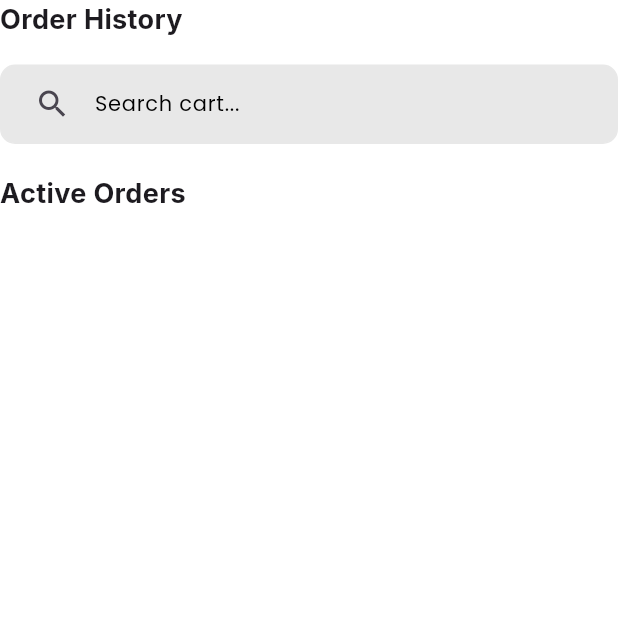
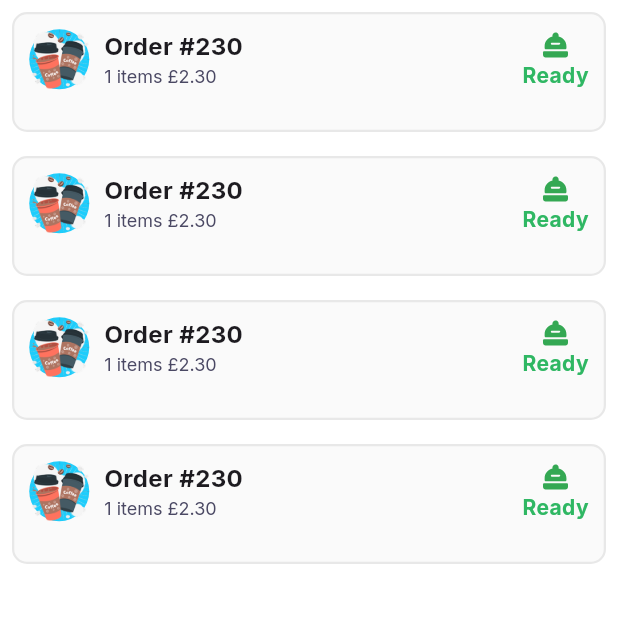
Before and after one commit to Bisecto/Refreshing, a Flutter app: the RunningOrders screen opened directly, on a phone screen of 412 x 824 dp, the top half of it. Run offline on Flutter 3.47's test engine with Material 3 defaults, Android fonts, the phone set to English and light mode, and no system bars; our stand-ins replace adaptive_theme, device_info_plus, flutter_bloc, flutter_svg, google_fonts, lottie and 3 more; missing offline and left inert: cross_connectivity, encrypt.

Commit message:
added coffe icon new

```diff
--- a/lib/res/app_icons.dart
+++ b/lib/res/app_icons.dart
@@ -13,5 +13,6 @@ class AppIcons {
   static const menu = '${_iconBaseUrl}menu.svg';
   static const order = '${_iconBaseUrl}order.svg';
   static const reels = '${_iconBaseUrl}reels.svg';
+  static const bell = '${_iconBaseUrl}bell.svg';
 
 }
--- a/lib/view/app_screens/cart_app_bar/tab_controller_pages/available_order.dart
+++ b/lib/view/app_screens/cart_app_bar/tab_controller_pages/available_order.dart
@@ -161,7 +161,6 @@ class _AvailableOrderState extends State<AvailableOrder> {
                       backgroundColor: AppColors.appMainColor,
                       child: Image.asset(
                         AppImages.coffe,
-                        color: AppColors.white,
                       ),
                     ),
                     SizedBox(width: 10),
--- a/lib/view/app_screens/cart_app_bar/tab_controller_pages/running_orders.dart
+++ b/lib/view/app_screens/cart_app_bar/tab_controller_pages/running_orders.dart
@@ -27,34 +27,41 @@ class _RunningOrdersState extends State<RunningOrders> {
         //crossAxisAlignment: CrossAxisAlignment.start,
         physics: const NeverScrollableScrollPhysics(),
         children: [
-          Align(
-            alignment: Alignment.topLeft,
-            child: TextStyles.textHeadings(
-                textValue: 'Order History', textSize: 18),
-          ),
-          CustomTextFormField(
-            controller: searchController,
-            hint: 'Search cart...',
-            label: '',
-            backgroundColor: AppColors.grey,
-            widget: const Icon(Icons.search),
-          ),
+          // Align(
+          //   alignment: Alignment.topLeft,
+          //   child: TextStyles.textHeadings(
+          //       textValue: 'Order History', textSize: 18),
+          // ),
+          // CustomTextFormField(
+          //   controller: searchController,
+          //   hint: 'Search cart...',
+          //   label: '',
+          //   backgroundColor: AppColors.grey,
+          //   widget: const Icon(Icons.search),
+          // ),
+          //
+          // const SizedBox(
+          //   height: 20,
+          // ),
+          // Align(
+          //   alignment: Alignment.topLeft,
+          //   child: TextStyles.textHeadings(
+          //       textValue: 'Active Orders', textSize: 18),
+          // ),
 
-          const SizedBox(
-            height: 20,
-          ),
-          Align(
-            alignment: Alignment.topLeft,
-            child: TextStyles.textHeadings(
-                textValue: 'Active Orders', textSize: 18),
-          ),
+          runningOrderContainer("Order #230"),
+          runningOrderContainer("Order #230"),
+          runningOrderContainer("Order #230"),
+          runningOrderContainer("Order #230"),
         ],
       ),
     );
   }
   Widget runningOrderContainer(String orderNo) {
-    return Container(
-      height: 140,
+    return Padding(
+      padding: const EdgeInsets.all(8.0),
+      child: Container(
+        height: 80,
         decoration: BoxDecoration(
           color: AppColors.grey.withOpacity(0.2),
           border: Border.all(width: 1.5, color: AppColors.grey),
@@ -71,11 +78,11 @@ class _RunningOrdersState extends State<RunningOrders> {
                 children: [
                   Row(
                     children: [
+
                       CircleAvatar(
                         backgroundColor: AppColors.appMainColor,
                         child: Image.asset(
                           AppImages.coffe,
-                        color: AppColors.white,
                         ),
                       ),
                       SizedBox(width: 10),
@@ -91,17 +98,21 @@ class _RunningOrdersState extends State<RunningOrders> {
                       ),
                     ],
                   ),
-                Icon(Icons.remove_circle, color: AppColors.black),
+                  Column(
+                    children: [
+                      SvgPicture.asset(AppIcons.bell),
+                      TextStyles.textHeadings(
+                        textValue: "Ready",
+                        textSize: 14,
+                        textColor: AppColors.green
+                      ),
                     ],
                   ),
-            FormButton(
-              onPressed: () {},
-              text: "View details",
-              bgColor: AppColors.appMainColor,
-              height: 45,
-              borderRadius: 10,
+                ],
               ),
+
             ],
+          ),
         ),
       ),
     );
--- a/lib/view/app_screens/cart_screen.dart
+++ b/lib/view/app_screens/cart_screen.dart
@@ -34,7 +34,7 @@ class _CartScreenState extends State<CartScreen> {
                       backgroundColor: AppColors.lightPurple,
                       child: TextStyles.textHeadings(textValue: 'P'),
                     ),
-                    TextStyles.textHeadings(textValue: 'My Cart', textSize: 20),
+                    TextStyles.textHeadings(textValue: 'My Running Orders', textSize: 20),
                     SizedBox(),
                   ],
                 ),
```
Also changed, not shown: lib/view/app_screens/cart_app_bar/cart_tab_controller.dart (+17 -5 lines), assets/png_images/Coffe.png, assets/svg_images/bell.svg (added). Lines whose indentation alone changed are shown as unchanged.
